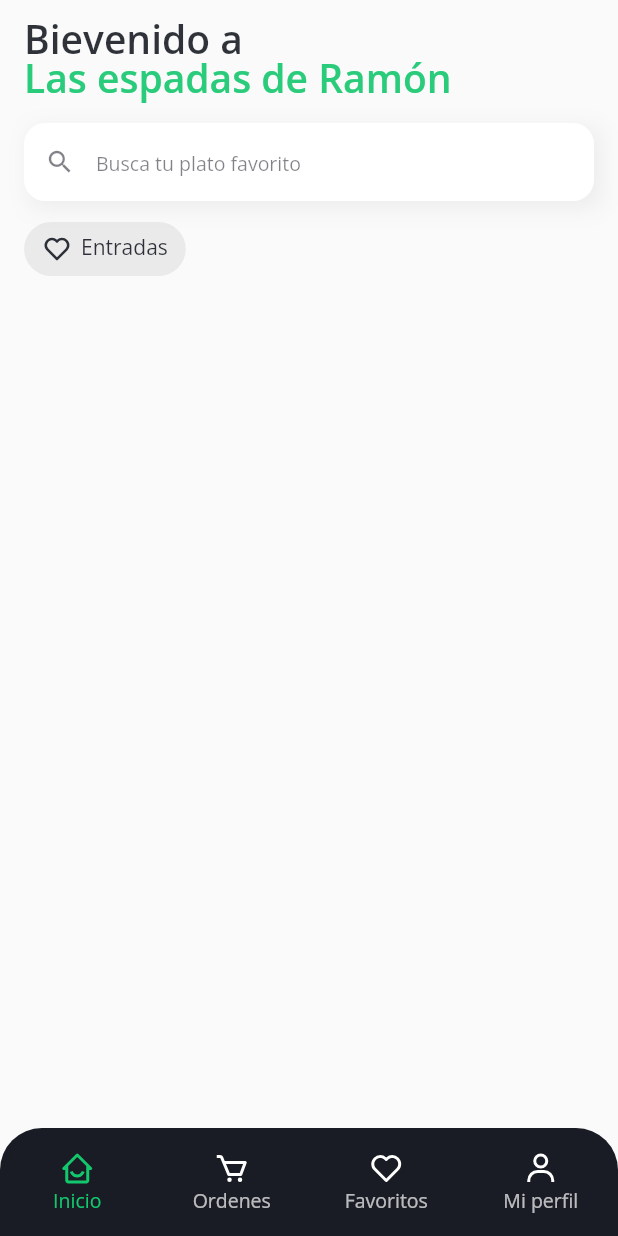
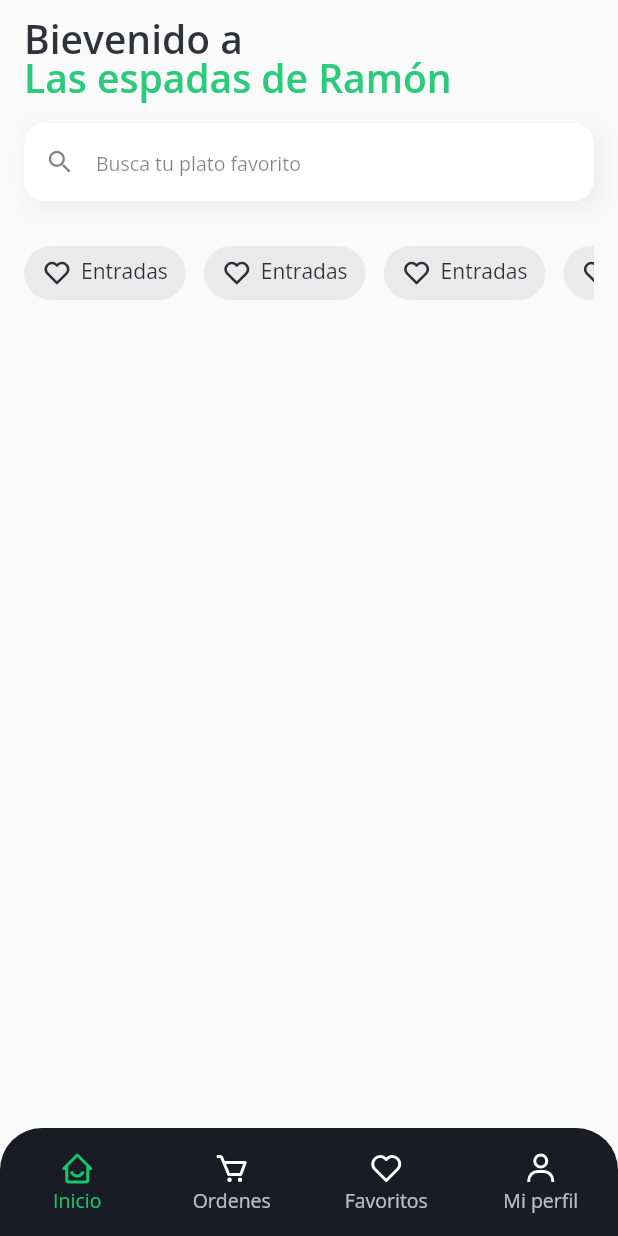
Before and after one commit to ehbarrionuevo/flutter_codigo2_menuapp, a Flutter app: the screen it shows after launch, on a phone screen of 412 x 824 dp. Run offline on Flutter 3.47's test engine with Material 2 defaults, Android fonts, the phone set to English and light mode, and no system bars; our stand-ins replace flutter_svg, google_fonts.

Commit message:
Categoria 2

```diff
--- a/lib/ui/pages/home_page.dart
+++ b/lib/ui/pages/home_page.dart
@@ -1,6 +1,7 @@
 import 'package:flutter/material.dart';
 import 'package:flutter_svg/flutter_svg.dart';
 import 'package:menuapp/ui/general/colors.dart';
+import 'package:menuapp/ui/widgets/category_widget.dart';
 import 'package:menuapp/ui/widgets/general_widget.dart';
 import 'package:menuapp/ui/widgets/text_custom_widget.dart';
 import 'package:menuapp/utils/assets_data.dart';
@@ -73,25 +74,16 @@ class HomePage extends StatelessWidget {
                     ),
                   ),
                 ),
-                spacing14,
-                Container(
-                  padding: const EdgeInsets.symmetric(horizontal: 12.0, vertical: 8.0),
-                  decoration: BoxDecoration(
-                    color: kBrandSecondaryColor.withOpacity(0.07),
-                    borderRadius: BorderRadius.circular(30.0),
-                  ),
+                spacing30,
+                SingleChildScrollView(
+                  scrollDirection: Axis.horizontal,
+                  physics: const BouncingScrollPhysics(),
                   child: Row(
-                    mainAxisSize: MainAxisSize.min,
                     children: [
-                      SvgPicture.asset(
-                        AssetData.iconFavorite,
-                        height: 20.0,
-                        color: kBrandSecondaryColor.withOpacity(0.90),
-                      ),
-                      spacingWidth6,
-                      H5(
-                        text: "Entradas",
-                      ),
+                      CategoryWidget(),
+                      CategoryWidget(),
+                      CategoryWidget(),
+                      CategoryWidget(),
                     ],
                   ),
                 ),
--- /dev/null
+++ b/lib/ui/widgets/category_widget.dart
@@ -0,0 +1,38 @@
+
+
+import 'package:flutter/material.dart';
+import 'package:flutter_svg/flutter_svg.dart';
+import 'package:menuapp/ui/general/colors.dart';
+import 'package:menuapp/ui/widgets/general_widget.dart';
+import 'package:menuapp/ui/widgets/text_custom_widget.dart';
+import 'package:menuapp/utils/assets_data.dart';
+
+class CategoryWidget extends StatelessWidget {
+  const CategoryWidget({Key? key}) : super(key: key);
+
+  @override
+  Widget build(BuildContext context) {
+    return Container(
+      padding: const EdgeInsets.symmetric(horizontal: 12.0, vertical: 8.0),
+      margin: const EdgeInsets.only(right: 12.0),
+      decoration: BoxDecoration(
+        color: kBrandSecondaryColor.withOpacity(0.07),
+        borderRadius: BorderRadius.circular(30.0),
+      ),
+      child: Row(
+        mainAxisSize: MainAxisSize.min,
+        children: [
+          SvgPicture.asset(
+            AssetData.iconFavorite,
+            height: 20.0,
+            color: kBrandSecondaryColor.withOpacity(0.90),
+          ),
+          spacingWidth6,
+          H5(
+            text: "Entradas",
+          ),
+        ],
+      ),
+    );
+  }
+}
```
